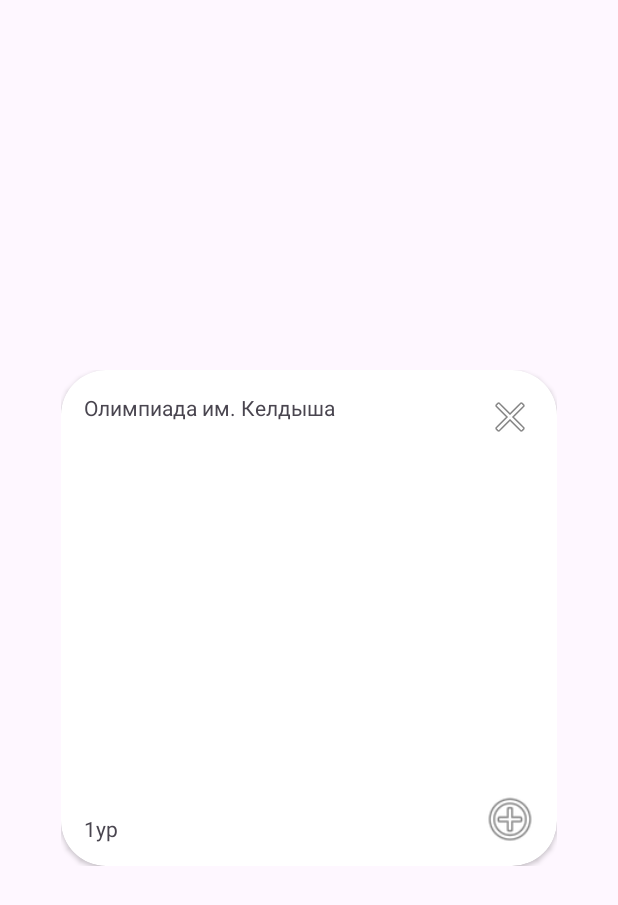
After one commit to azzazichka/Olimpi, an Android app: the layout fragment_dialog_contest_info.xml on its own in the app's theme, with its tools: preview values and no code run, on a phone screen of 412 x 824 dp. The commit adds this screen. Shown: the top 905 px of the screen. Run offline under Robolectric (Android 15) with nearby library versions, the phone set to English and light mode, and no system bars; network calls fail.

Commit message:
Create: contest info dialog

```diff
--- a/androidApp/app/src/main/java/com/example/androidApp/view/contest_search/ContestSearchFragment.java
+++ b/androidApp/app/src/main/java/com/example/androidApp/view/contest_search/ContestSearchFragment.java
@@ -1,6 +1,5 @@
 package com.example.androidApp.view.contest_search;
 
-import android.app.Dialog;
 import android.os.Bundle;
 import android.view.View;
 
@@ -11,6 +10,7 @@ import androidx.lifecycle.LiveData;
 import androidx.recyclerview.widget.RecyclerView;
 import androidx.swiperefreshlayout.widget.SwipeRefreshLayout;
 
+import com.example.androidApp.MainActivity;
 import com.example.androidApp.model.entity.Contest;
 import com.example.androidApp.presenter.ServerRequests;
 import com.example.androidApp.view.contest_search.contest_list.ContestAdapter;
@@ -43,8 +43,7 @@ public class ContestSearchFragment extends Fragment implements RecyclerViewInter
         contestsData.observe(getViewLifecycleOwner(), adapter::updateList);
 
         List<String> subjects = new ArrayList<>();
-        subjects.add("математика");
-        subjects.add("информатика");
+        subjects.add("астрономия");
         subjects.add("физика");
 
         ServerRequests.getInstance().updateContestsListBySubjects(subjects);
--- a/androidApp/app/src/main/res/drawable/outline_account_circle_24.xml
+++ b/androidApp/app/src/main/res/drawable/outline_account_circle_24.xml
@@ -1,5 +1,5 @@
 <vector xmlns:android="http://schemas.android.com/apk/res/android" android:height="24dp" android:tint="#B1B1B1" android:viewportHeight="960" android:viewportWidth="960" android:width="24dp">
 
-    <path android:fillColor="@android:color/white" android:pathData="M234,684Q285,645 348,622.5Q411,600 480,600Q549,600 612,622.5Q675,645 726,684Q761,643 780.5,591Q800,539 800,480Q800,347 706.5,253.5Q613,160 480,160Q347,160 253.5,253.5Q160,347 160,480Q160,539 179.5,591Q199,643 234,684ZM480,520Q421,520 380.5,479.5Q340,439 340,380Q340,321 380.5,280.5Q421,240 480,240Q539,240 579.5,280.5Q620,321 620,380Q620,439 579.5,479.5Q539,520 480,520ZM480,880Q397,880 324,848.5Q251,817 197,763Q143,709 111.5,636Q80,563 80,480Q80,397 111.5,324Q143,251 197,197Q251,143 324,111.5Q397,80 480,80Q563,80 636,111.5Q709,143 763,197Q817,251 848.5,324Q880,397 880,480Q880,563 848.5,636Q817,709 763,763Q709,817 636,848.5Q563,880 480,880ZM480,800Q533,800 580,784.5Q627,769 666,740Q627,711 580,695.5Q533,680 480,680Q427,680 380,695.5Q333,711 294,740Q333,769 380,784.5Q427,800 480,800ZM480,440Q506,440 523,423Q540,406 540,380Q540,354 523,337Q506,320 480,320Q454,320 437,337Q420,354 420,380Q420,406 437,423Q454,440 480,440ZM480,380Q480,380 480,380Q480,380 480,380Q480,380 480,380Q480,380 480,380Q480,380 480,380Q480,380 480,380Q480,380 480,380Q480,380 480,380ZM480,740Q480,740 480,740Q480,740 480,740Q480,740 480,740Q480,740 480,740Q480,740 480,740Q480,740 480,740Q480,740 480,740Q480,740 480,740Z"/>
+    <path android:fillColor="#C5C5C5" android:pathData="M234,684Q285,645 348,622.5Q411,600 480,600Q549,600 612,622.5Q675,645 726,684Q761,643 780.5,591Q800,539 800,480Q800,347 706.5,253.5Q613,160 480,160Q347,160 253.5,253.5Q160,347 160,480Q160,539 179.5,591Q199,643 234,684ZM480,520Q421,520 380.5,479.5Q340,439 340,380Q340,321 380.5,280.5Q421,240 480,240Q539,240 579.5,280.5Q620,321 620,380Q620,439 579.5,479.5Q539,520 480,520ZM480,880Q397,880 324,848.5Q251,817 197,763Q143,709 111.5,636Q80,563 80,480Q80,397 111.5,324Q143,251 197,197Q251,143 324,111.5Q397,80 480,80Q563,80 636,111.5Q709,143 763,197Q817,251 848.5,324Q880,397 880,480Q880,563 848.5,636Q817,709 763,763Q709,817 636,848.5Q563,880 480,880ZM480,800Q533,800 580,784.5Q627,769 666,740Q627,711 580,695.5Q533,680 480,680Q427,680 380,695.5Q333,711 294,740Q333,769 380,784.5Q427,800 480,800ZM480,440Q506,440 523,423Q540,406 540,380Q540,354 523,337Q506,320 480,320Q454,320 437,337Q420,354 420,380Q420,406 437,423Q454,440 480,440ZM480,380Q480,380 480,380Q480,380 480,380Q480,380 480,380Q480,380 480,380Q480,380 480,380Q480,380 480,380Q480,380 480,380Q480,380 480,380ZM480,740Q480,740 480,740Q480,740 480,740Q480,740 480,740Q480,740 480,740Q480,740 480,740Q480,740 480,740Q480,740 480,740Q480,740 480,740Z"/>
 
 </vector>
--- /dev/null
+++ b/androidApp/app/src/main/res/drawable/outline_add_task_24.xml
@@ -0,0 +1,5 @@
+<vector xmlns:android="http://schemas.android.com/apk/res/android" android:height="32dp" android:tint="#C5C5C5" android:viewportHeight="960" android:viewportWidth="960" android:width="32dp">
+
+    <path android:fillColor="@android:color/white" android:pathData="M480,880Q397,880 324,848.5Q251,817 197,763Q143,709 111.5,636Q80,563 80,480Q80,397 111.5,324Q143,251 197,197Q251,143 324,111.5Q397,80 480,80Q545,80 603,99Q661,118 710,152L652,211Q614,187 571,173.5Q528,160 480,160Q347,160 253.5,253.5Q160,347 160,480Q160,613 253.5,706.5Q347,800 480,800Q512,800 542,794Q572,788 600,777L660,838Q619,858 574,869Q529,880 480,880ZM760,800L760,680L640,680L640,600L760,600L760,480L840,480L840,600L960,600L960,680L840,680L840,800L760,800ZM424,664L254,494L310,438L424,552L824,151L880,207L424,664Z"/>
+
+</vector>
--- /dev/null
+++ b/androidApp/app/src/main/res/layout/fragment_dialog_contest_info.xml
@@ -0,0 +1,77 @@
+<?xml version="1.0" encoding="utf-8"?>
+<androidx.constraintlayout.widget.ConstraintLayout
+    android:layout_height="wrap_content"
+    android:layout_width="wrap_content"
+    android:layout_gravity="center"
+    android:background="#00000000"
+    xmlns:android="http://schemas.android.com/apk/res/android"
+    xmlns:app="http://schemas.android.com/apk/res-auto">
+
+    <androidx.cardview.widget.CardView
+        android:background="@color/white"
+        android:layout_height="match_parent"
+        android:layout_width="match_parent"
+        app:cardCornerRadius="30dp">
+        <androidx.constraintlayout.widget.ConstraintLayout
+                android:layout_height="300dp"
+                android:layout_width="300dp"
+                android:background="#00000000"
+                android:layout_margin="15dp">
+                <TextView
+                    android:id="@+id/contest_title_dialog"
+                    android:layout_width="0dp"
+                    android:layout_height="wrap_content"
+                    android:text="Олимпиада им. Келдыша"
+                    android:layout_marginEnd="10dp"
+                    app:layout_constraintLeft_toLeftOf="parent"
+                    app:layout_constraintTop_toTopOf="parent"
+                    app:layout_constraintRight_toLeftOf="@id/btn_close_dialog"
+                    />
+
+                <ImageButton
+                    android:id="@+id/btn_close_dialog"
+                    android:layout_width="wrap_content"
+                    android:layout_height="wrap_content"
+                    android:background="@android:drawable/ic_menu_close_clear_cancel"
+                    app:layout_constraintTop_toTopOf="parent"
+                    app:layout_constraintRight_toRightOf="parent"
+                    />
+
+                <ImageButton
+                    android:id="@+id/btn_add_dialog"
+                    android:layout_width="wrap_content"
+                    android:layout_height="wrap_content"
+                    android:scaleX="1.2"
+                    android:scaleY="1.2"
+                    android:background="@android:drawable/ic_menu_add"
+                    app:layout_constraintBottom_toBottomOf="parent"
+                    app:layout_constraintRight_toRightOf="parent" />
+
+                <TextView
+                    android:id="@+id/contest_lvl_dialog"
+                    android:layout_width="wrap_content"
+                    android:layout_height="wrap_content"
+                    android:text="1ур"
+
+                    app:layout_constraintLeft_toLeftOf="parent"
+                    app:layout_constraintBottom_toBottomOf="parent"
+                    />
+
+                <LinearLayout
+                    android:layout_width="wrap_content"
+                    android:layout_height="wrap_content"
+                    android:orientation="vertical"
+                    app:layout_constraintTop_toBottomOf="@id/contest_title_dialog"
+                    app:layout_constraintLeft_toLeftOf="parent">
+                    <TextView
+                        android:id="@+id/contest_info_dialog"
+                        android:layout_width="wrap_content"
+                        android:layout_height="wrap_content"
+                        />
+                </LinearLayout>
+            </androidx.constraintlayout.widget.ConstraintLayout>
+
+
+    </androidx.cardview.widget.CardView>
+
+</androidx.constraintlayout.widget.ConstraintLayout>
--- a/server/src/main/java/com/example/server/repository/contest/Contest.java
+++ b/server/src/main/java/com/example/server/repository/contest/Contest.java
@@ -32,4 +32,8 @@ public class Contest {
 
     @Transient
     List<String> subjects;
+
+    public void addSubject(String subject) {
+        subjects.add(subject);
+    }
 }
```
Also changed, not shown: androidApp/app/src/main/java/com/example/androidApp/model/entity/Contest.java (+12 -0 lines), androidApp/app/src/main/java/com/example/androidApp/view/contest_search/contest_list/ContestDialogFragment.java (+15 -1 lines), androidApp/app/src/main/res/layout/fragment_contest_dialog.xml (deleted, +0 -31 lines), androidApp/app/src/main/res/layout/fragment_dialog_contest_add.xml (added, +52 -0 lines), server/src/main/java/com/example/server/service/ContestService.java (+13 -6 lines).
